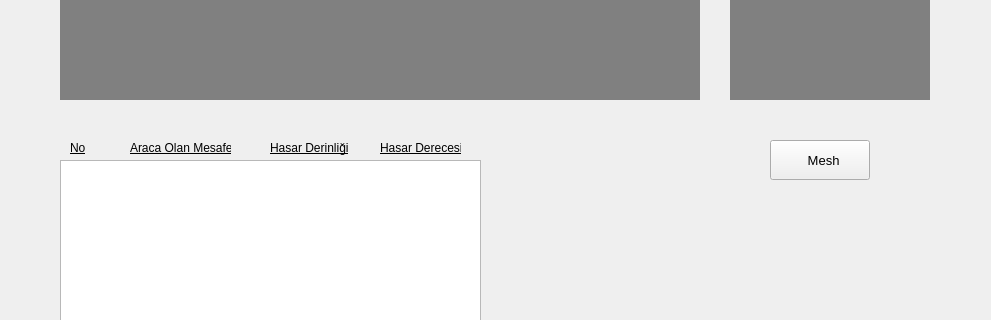
First picture: the form in form.ui, repository saitgurdag/Road-Surface-Damage-Detection-System, before the edit; both pictures show x 0 to 991 and y 290 to 610 of the 991 by 698 pixel window.
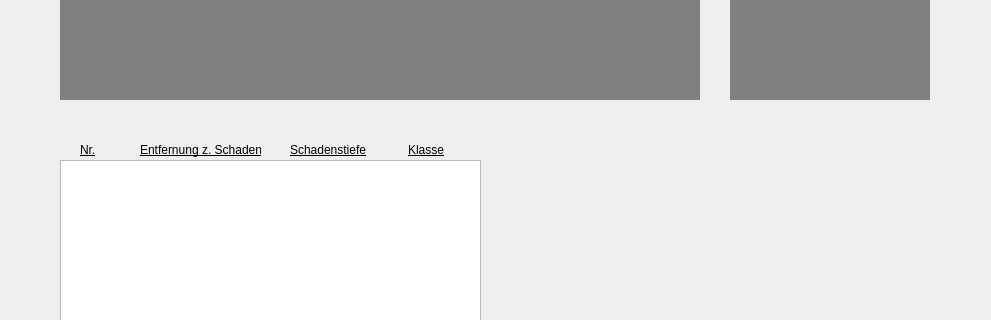
Second picture: the form after the edit.

Commit message: Version 2: Bu versiyonda çukur derinliği için obje boyutları kullanılmaya başlandı.

Diff of the .ui file:
```diff
--- a/form.ui
+++ b/form.ui
@@ -81,35 +81,6 @@
      <string/>
     </property>
    </widget>
-   <widget class="QPushButton" name="meshOnOff">
-    <property name="geometry">
-     <rect>
-      <x>770</x>
-      <y>430</y>
-      <width>100</width>
-      <height>40</height>
-     </rect>
-    </property>
-    <property name="font">
-     <font>
-      <family>MS Shell Dlg 2</family>
-      <pointsize>10</pointsize>
-      <weight>50</weight>
-      <italic>false</italic>
-      <bold>false</bold>
-      <underline>false</underline>
-     </font>
-    </property>
-    <property name="text">
-     <string>  Mesh</string>
-    </property>
-    <property name="iconSize">
-     <size>
-      <width>40</width>
-      <height>40</height>
-     </size>
-    </property>
-   </widget>
    <widget class="QListWidget" name="listWidget">
     <property name="geometry">
      <rect>
@@ -123,10 +94,10 @@
    <widget class="QLabel" name="label_4">
     <property name="geometry">
      <rect>
-      <x>380</x>
+      <x>408</x>
       <y>430</y>
-      <width>81</width>
-      <height>16</height>
+      <width>41</width>
+      <height>20</height>
      </rect>
     </property>
     <property name="font">
@@ -135,16 +106,16 @@
      </font>
     </property>
     <property name="text">
-     <string>Hasar Derecesi</string>
+     <string>Klasse</string>
     </property>
    </widget>
    <widget class="QLabel" name="label_5">
     <property name="geometry">
      <rect>
-      <x>270</x>
+      <x>290</x>
       <y>430</y>
       <width>81</width>
-      <height>16</height>
+      <height>20</height>
      </rect>
     </property>
     <property name="font">
@@ -153,16 +124,16 @@
      </font>
     </property>
     <property name="text">
-     <string>Hasar Derinliği</string>
+     <string>Schadenstiefe</string>
     </property>
    </widget>
    <widget class="QLabel" name="label_6">
     <property name="geometry">
      <rect>
-      <x>130</x>
+      <x>140</x>
       <y>430</y>
-      <width>101</width>
-      <height>16</height>
+      <width>121</width>
+      <height>20</height>
      </rect>
     </property>
     <property name="font">
@@ -171,16 +142,16 @@
      </font>
     </property>
     <property name="text">
-     <string>Araca Olan Mesafe</string>
+     <string>Entfernung z. Schaden</string>
     </property>
    </widget>
    <widget class="QLabel" name="label_7">
     <property name="geometry">
      <rect>
-      <x>70</x>
+      <x>80</x>
       <y>430</y>
       <width>81</width>
-      <height>16</height>
+      <height>20</height>
      </rect>
     </property>
     <property name="font">
@@ -189,7 +160,7 @@
      </font>
     </property>
     <property name="text">
-     <string>No</string>
+     <string>Nr.</string>
     </property>
    </widget>
   </widget>
```
The commit also changes 6 other files.
